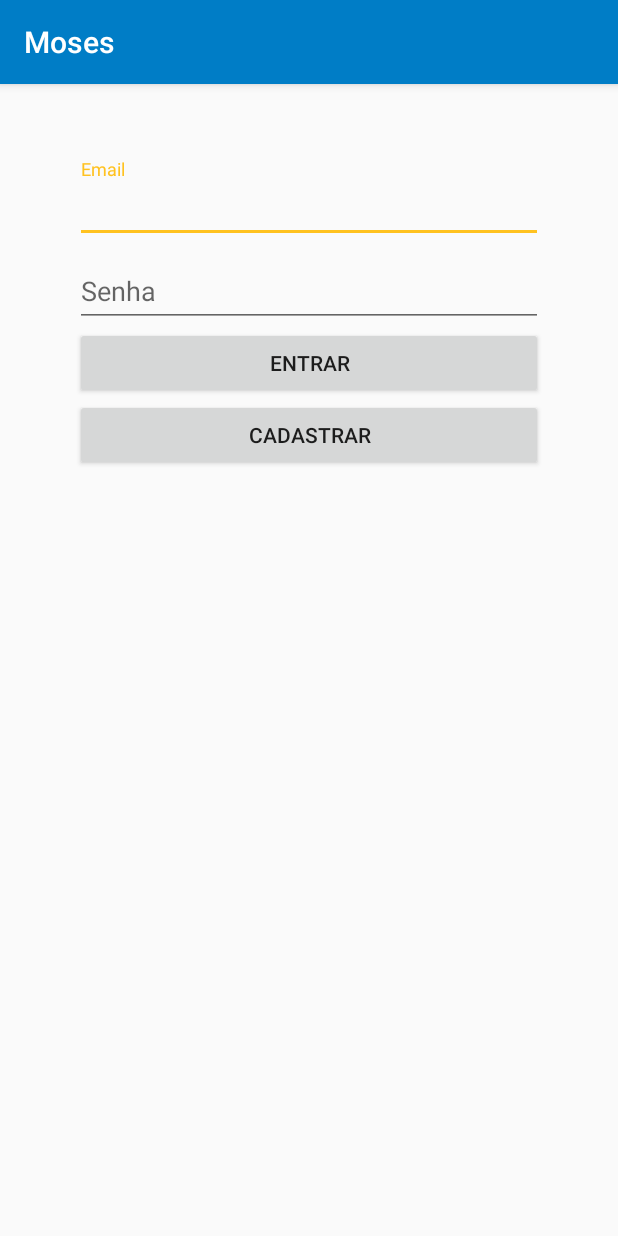
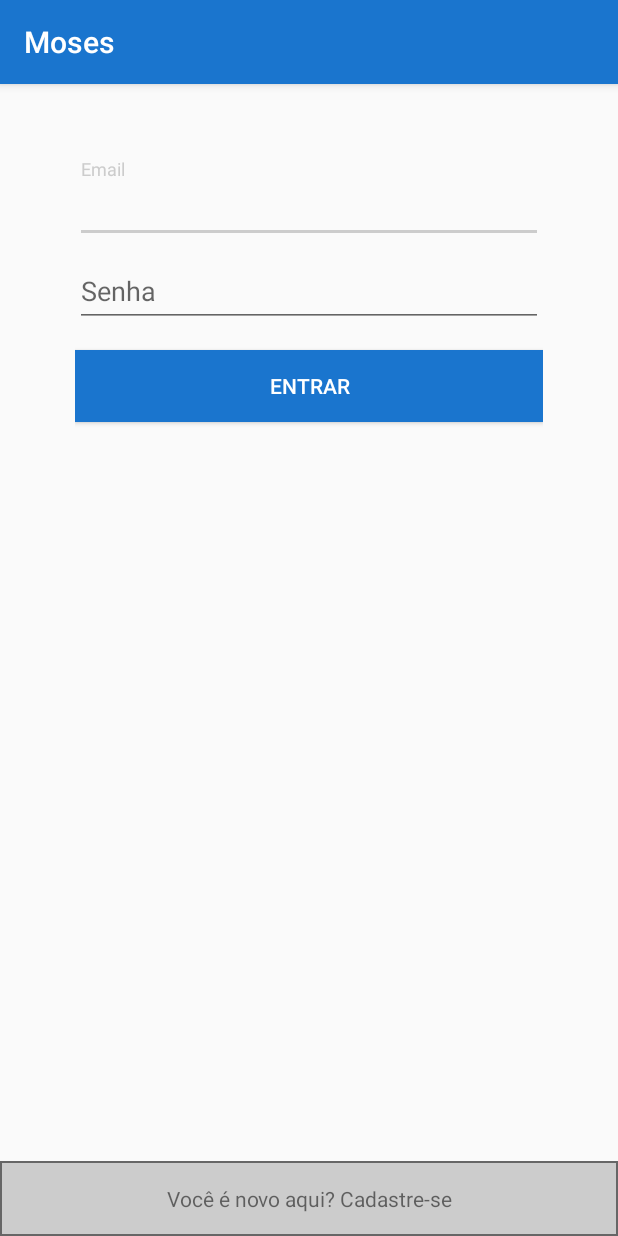
Before and after one commit to dagneserodrigo/moses, an Android app: the screen it shows after launch (SignInActivity), on a phone screen of 412 x 824 dp. Run offline under Robolectric (Android 15) with nearby library versions, the phone set to English and light mode, and no system bars; our stand-ins replace ButterKnife, Firebase (no records; nobody signed in at launch, a user with empty details on screens opened directly).

Commit message:
feature(login,main) mudanças de layout

```diff
--- a/app/src/main/java/br/com/cwi/moses/activities/SignInActivity.java
+++ b/app/src/main/java/br/com/cwi/moses/activities/SignInActivity.java
@@ -5,6 +5,7 @@ import android.os.Bundle;
 import android.view.View;
 import android.widget.Button;
 import android.widget.EditText;
+import android.widget.TextView;
 
 import com.google.firebase.auth.FirebaseUser;
 
@@ -20,7 +21,7 @@ public class SignInActivity extends BaseActivity {
     @BindView(R.id.txtEmail) EditText txtEmail;
     @BindView(R.id.txtPassword) EditText txtPassword;
     @BindView(R.id.btnSignIn) Button btnSignIn;
-    @BindView(R.id.btnSignUp) Button btnSignUp;
+    @BindView(R.id.lblSignUp) TextView lblSignUp;
 
     @Override
     protected void onCreate(Bundle savedInstanceState) {
@@ -42,7 +43,7 @@ public class SignInActivity extends BaseActivity {
             }
         });
 
-        btnSignUp.setOnClickListener(new View.OnClickListener() {
+        lblSignUp.setOnClickListener(new View.OnClickListener() {
             @Override
             public void onClick(View v) {
                 signUp();
--- /dev/null
+++ b/app/src/main/res/drawable/lbl_sign_up_border.xml
@@ -0,0 +1,5 @@
+<?xml version="1.0" encoding="utf-8"?>
+<shape xmlns:android="http://schemas.android.com/apk/res/android" android:shape="rectangle">
+    <solid android:color="@color/walmartGray"/>
+    <stroke android:width="1dp" android:color="@color/walmartGrayDark"/>
+</shape>
--- a/app/src/main/res/layout/activity_sign_in.xml
+++ b/app/src/main/res/layout/activity_sign_in.xml
@@ -9,14 +9,16 @@
 
     <LinearLayout
         android:layout_width="match_parent"
-        android:layout_height="match_parent"
+        android:layout_height="0dp"
         android:orientation="vertical"
+        android:layout_weight="1"
         android:layout_margin="@dimen/frmMarginDefault"
         android:padding="@dimen/frmPaddingDefault">
 
         <android.support.design.widget.TextInputLayout
             android:layout_width="match_parent"
-            android:layout_height="wrap_content">
+            android:layout_height="wrap_content"
+            android:theme="@style/WalmartEditText">
 
             <EditText
                 android:id="@+id/txtEmail"
@@ -28,7 +30,8 @@
 
         <android.support.design.widget.TextInputLayout
             android:layout_width="match_parent"
-            android:layout_height="wrap_content">
+            android:layout_height="wrap_content"
+            android:theme="@style/WalmartEditText">
 
             <EditText
                 android:id="@+id/txtPassword"
@@ -42,12 +45,19 @@
             android:id="@+id/btnSignIn"
             android:layout_width="match_parent"
             android:layout_height="wrap_content"
-            android:text="@string/btn_sign_in"/>
+            android:layout_marginTop="@dimen/btn_sign_in_margin"
+            android:background="@color/colorPrimary"
+            android:textColor="@color/walmartClear"
+            android:text="@string/btn_sign_in" />
+    </LinearLayout>
 
-        <Button
-            android:id="@+id/btnSignUp"
-            android:layout_width="match_parent"
-            android:layout_height="wrap_content"
-            android:text="@string/btn_sign_up"/>
-    </LinearLayout>
+    <TextView
+        android:id="@+id/lblSignUp"
+        android:layout_width="match_parent"
+        android:layout_height="wrap_content"
+        android:textAlignment="center"
+        android:gravity="center"
+        android:background="@drawable/lbl_sign_up_border"
+        android:minHeight="@dimen/lbl_sign_up_min_height"
+        android:text="@string/lbl_sign_up"/>
 </LinearLayout>
--- a/app/src/main/res/layout/item_list_ticket.xml
+++ b/app/src/main/res/layout/item_list_ticket.xml
@@ -1,5 +1,6 @@
 <?xml version="1.0" encoding="utf-8"?>
-<android.support.v7.widget.CardView xmlns:android="http://schemas.android.com/apk/res/android"
+<android.support.v7.widget.CardView
+    xmlns:android="http://schemas.android.com/apk/res/android"
     style="@style/TicketCardStyle"
     android:layout_width="match_parent"
     android:layout_height="wrap_content"
--- a/app/src/main/res/values/colors.xml
+++ b/app/src/main/res/values/colors.xml
@@ -1,18 +1,16 @@
 <?xml version="1.0" encoding="utf-8"?>
 <resources>
-    <color name="lightBlue">#78b9e7</color>
-    <color name="colorPrimary">#007dc6</color>
-    <color name="colorPrimaryDark">#004c91</color>
-    <color name="colorAccent">#ffc220</color>
+    <color name="colorPrimary">#1A75CE</color>
+    <color name="colorPrimaryDark">#195D9E</color>
+    <color name="colorAccent">#FFC220</color>
+    <color name="textColorPrimary">#2196f3</color>
 
-    <color name="walmart_orange">#f47321</color>
-    <color name="walmart_green">#76c043</color>
-    <color name="walmart_yellow">#ffc220</color>
-    <color name="walmart_darkGreen">#367c2b</color>
-    <color name="walmart_red">#d32f2f</color>
-
-    <color name="default_bubble_color_rcv">#007dc6</color>
-    <color name="default_bubble_color_send">#d5d5d5</color>
-
-    <color name="colorRed">#FF0000</color>
+    <color name="walmartClear">#FFFFFF</color>
+    <color name="walmartCloud">#ECF0F1</color>
+    <color name="walmartOrange">#FE9003</color>
+    <color name="walmartGreen">#31AA39</color>
+    <color name="walmartGreenDark">#67A890</color>
+    <color name="walmartPink">#DF0245</color>
+    <color name="walmartGray">#CCCCCC</color>
+    <color name="walmartGrayDark">#666666</color>
 </resources>
--- a/app/src/main/res/values/dimens.xml
+++ b/app/src/main/res/values/dimens.xml
@@ -2,4 +2,7 @@
 <resources>
     <dimen name="frmMarginDefault">30dp</dimen>
     <dimen name="frmPaddingDefault">20dp</dimen>
+    <dimen name="lbl_sign_up_min_height">50dp</dimen>
+    <dimen name="btn_sign_in_margin">15dp</dimen>
+    <dimen name="edit_text_margin_top">50dp</dimen>
 </resources>
--- a/app/src/main/res/values/strings.xml
+++ b/app/src/main/res/values/strings.xml
@@ -6,6 +6,7 @@
     <string name="password_hint">Senha</string>
     <string name="btn_sign_in">Entrar</string>
     <string name="btn_sign_up">Cadastrar</string>
+    <string name="lbl_sign_up">Você é novo aqui? Cadastre-se</string>
     <string name="name_hint">Nome</string>
     <string name="confirm_password_hint">Confirme sua senha</string>
     <string name="lbl_logout">Logout</string>
--- a/app/src/main/res/values/styles.xml
+++ b/app/src/main/res/values/styles.xml
@@ -17,4 +17,18 @@
         <item name="android:layout_marginRight">12dp</item>
     </style>
 
+    <style name="WalmartEditText">
+        <item name="colorAccent">@color/walmartGray</item>
+        <item name="android:layout_marginTop">@dimen/edit_text_margin_top</item>
+    </style>
+
+    <style name="HomeOptionCard">
+        <item name="cardElevation">1dp</item>
+        <item name="cardCornerRadius">2dp</item>
+        <item name="cardBackgroundColor">@color/walmartClear</item>
+        <item name="android:layout_marginTop">3dp</item>
+        <item name="android:minHeight">80dp</item>
+        <item name="android:layout_marginRight">20dp</item>
+        <item name="android:layout_marginLeft">20dp</item>
+    </style>
 </resources>
```
Also changed, not shown: app/src/main/java/br/com/cwi/moses/adapters/TicketAdapter.java (+4 -4 lines), app/src/main/res/layout/activity_main.xml (+27 -17 lines), app/src/main/res/layout/menu_new_ticket_fragment.xml (+5 -5 lines).
